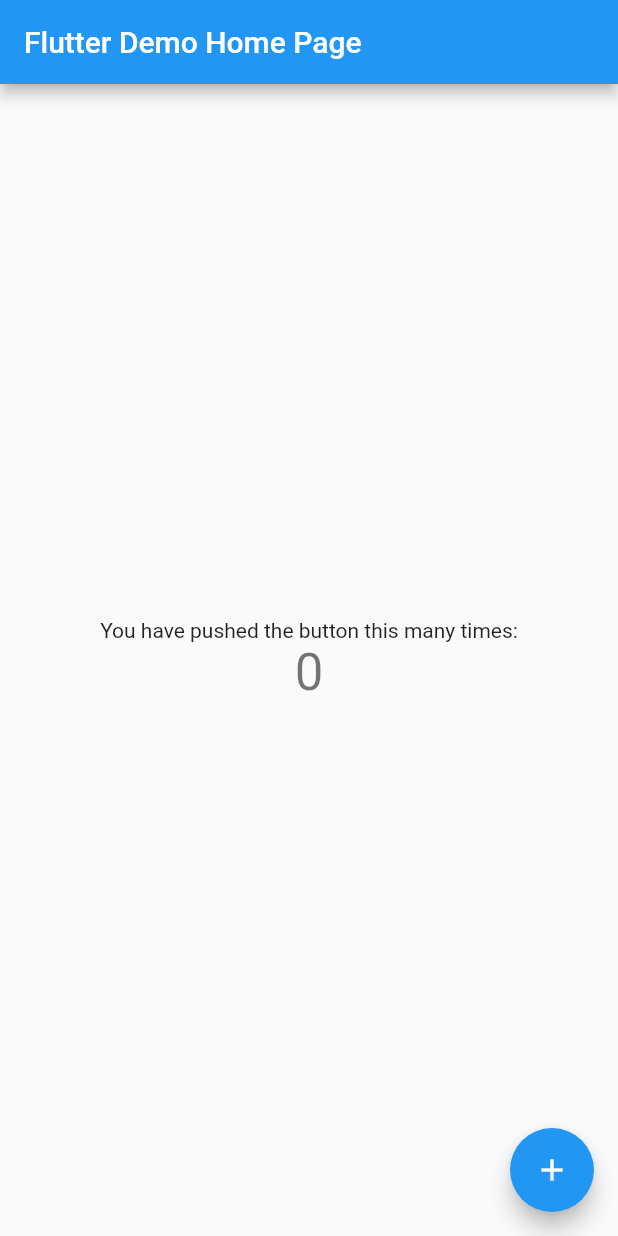
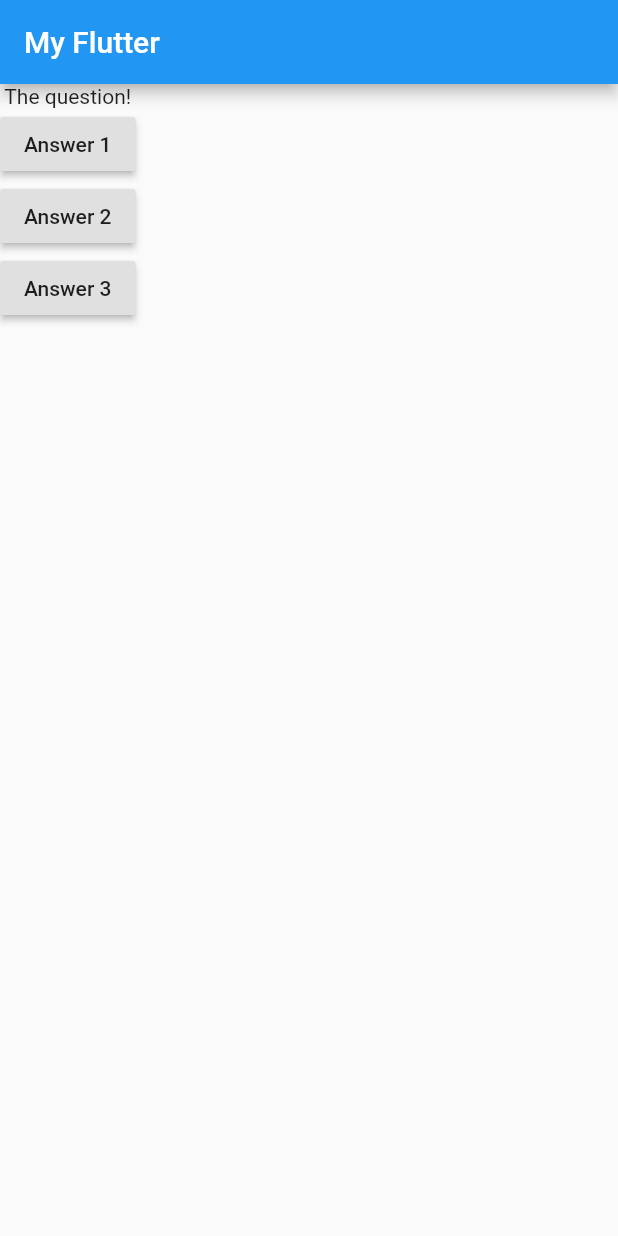
Before and after one commit to thanigai-vuram/flutter_complete_guide, a Flutter app: the screen it shows after launch, on a phone screen of 412 x 824 dp. Run offline on Flutter 3.47's test engine with Material 2 defaults, Android fonts, the phone set to English and light mode, and no system bars.

Commit message:
# Completed button implementation

```diff
--- a/lib/main.dart
+++ b/lib/main.dart
@@ -1,111 +1,41 @@
-import 'package:flutter/material.dart';
+import "package:flutter/material.dart";
 
-void main() => runApp(MyApp());
+void main() => runApp(MyFlutterApp());
 
-class MyApp extends StatelessWidget {
-  // This widget is the root of your application.
-  @override
-  Widget build(BuildContext context) {
-    return MaterialApp(
-      title: 'Flutter Demo',
-      theme: ThemeData(
-        // This is the theme of your application.
-        //
-        // Try running your application with "flutter run". You'll see the
-        // application has a blue toolbar. Then, without quitting the app, try
-        // changing the primarySwatch below to Colors.green and then invoke
-        // "hot reload" (press "r" in the console where you ran "flutter run",
-        // or simply save your changes to "hot reload" in a Flutter IDE).
-        // Notice that the counter didn't reset back to zero; the application
-        // is not restarted.
-        primarySwatch: Colors.blue,
-      ),
-      home: MyHomePage(title: 'Flutter Demo Home Page'),
-    );
-  }
-}
-
-class MyHomePage extends StatefulWidget {
-  MyHomePage({Key key, this.title}) : super(key: key);
-
-  // This widget is the home page of your application. It is stateful, meaning
-  // that it has a State object (defined below) that contains fields that affect
-  // how it looks.
-
-  // This class is the configuration for the state. It holds the values (in this
-  // case the title) provided by the parent (in this case the App widget) and
-  // used by the build method of the State. Fields in a Widget subclass are
-  // always marked "final".
-
-  final String title;
-
-  @override
-  _MyHomePageState createState() => _MyHomePageState();
-}
-
-class _MyHomePageState extends State<MyHomePage> {
-  int _counter = 0;
-
-  void _incrementCounter() {
-    setState(() {
-      // This call to setState tells the Flutter framework that something has
-      // changed in this State, which causes it to rerun the build method below
-      // so that the display can reflect the updated values. If we changed
-      // _counter without calling setState(), then the build method would not be
-      // called again, and so nothing would appear to happen.
-      _counter++;
-    });
+class MyFlutterApp extends StatelessWidget {
+  void answerQuestion() {
+    print("Answer choseb");
   }
 
   @override
   Widget build(BuildContext context) {
-    // This method is rerun every time setState is called, for instance as done
-    // by the _incrementCounter method above.
-    //
-    // The Flutter framework has been optimized to make rerunning build methods
-    // fast, so that you can just rebuild anything that needs updating rather
-    // than having to individually change instances of widgets.
-    return Scaffold(
-      appBar: AppBar(
-        // Here we take the value from the MyHomePage object that was created by
-        // the App.build method, and use it to set our appbar title.
-        title: Text(widget.title),
-      ),
-      body: Center(
-        // Center is a layout widget. It takes a single child and positions it
-        // in the middle of the parent.
-        child: Column(
-          // Column is also layout widget. It takes a list of children and
-          // arranges them vertically. By default, it sizes itself to fit its
-          // children horizontally, and tries to be as tall as its parent.
-          //
-          // Invoke "debug painting" (press "p" in the console, choose the
-          // "Toggle Debug Paint" action from the Flutter Inspector in Android
-          // Studio, or the "Toggle Debug Paint" command in Visual Studio Code)
-          // to see the wireframe for each widget.
-          //
-          // Column has various properties to control how it sizes itself and
-          // how it positions its children. Here we use mainAxisAlignment to
-          // center the children vertically; the main axis here is the vertical
-          // axis because Columns are vertical (the cross axis would be
-          // horizontal).
-          mainAxisAlignment: MainAxisAlignment.center,
-          children: <Widget>[
-            Text(
-              'You have pushed the button this many times:',
+    var questions = [
+      'what\'s your favourite color?',
+      'what\'s your favourite animal?'
+    ];
+    return MaterialApp(
+      home: Scaffold(
+        appBar: AppBar(
+          title: Text("My Flutter"),
+        ),
+        body: Column(
+          children: [
+            Text('The question!'),
+            RaisedButton(
+              child: Text('Answer 1'),
+              onPressed: answerQuestion,
             ),
-            Text(
-              '$_counter',
-              style: Theme.of(context).textTheme.display1,
+            RaisedButton(
+              child: Text('Answer 2'),
+              onPressed: answerQuestion,
+            ),
+            RaisedButton(
+              child: Text('Answer 3'),
+              onPressed: answerQuestion,
             ),
           ],
         ),
       ),
-      floatingActionButton: FloatingActionButton(
-        onPressed: _incrementCounter,
-        tooltip: 'Increment',
-        child: Icon(Icons.add),
-      ), // This trailing comma makes auto-formatting nicer for build methods.
     );
   }
 }
```
